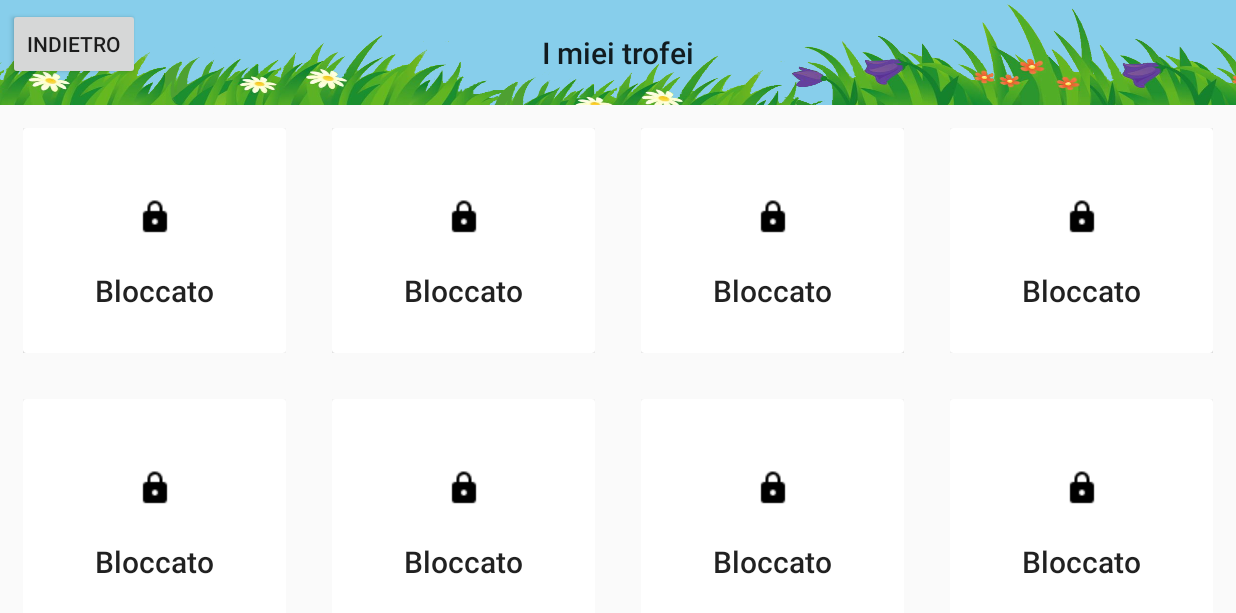
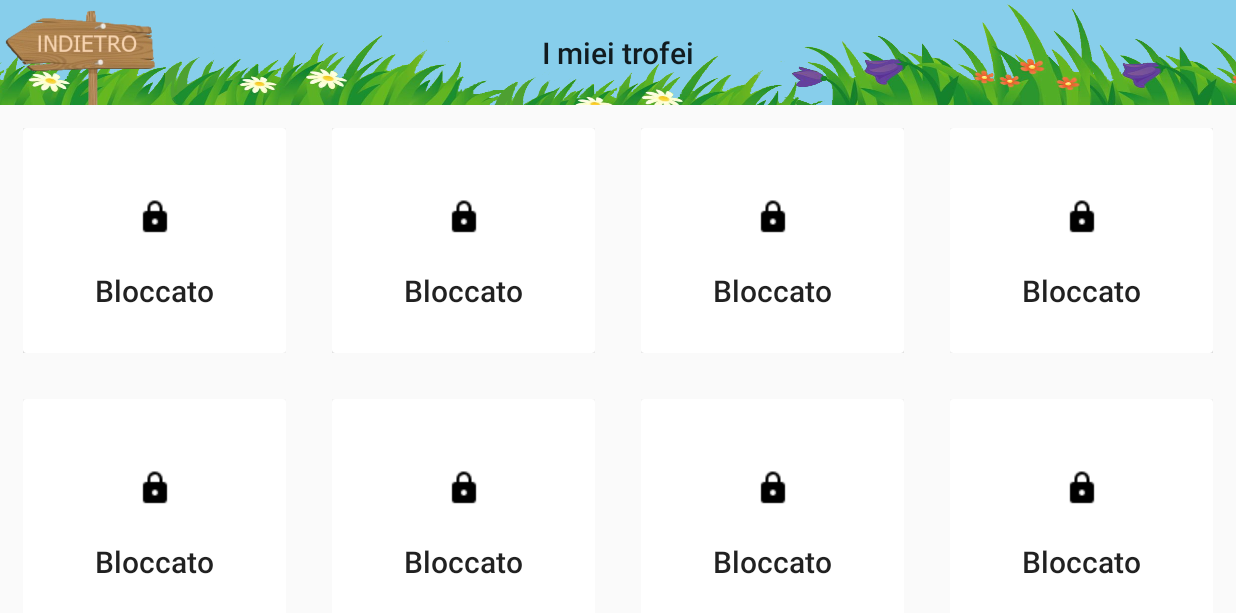
Before and after one commit to ElisaTronetti/DegreeProject, an Android app: the AchievementsActivity screen opened directly, with no data from a screen before it, on a phone screen of 824 x 412 dp (held sideways). Shown: the top 613 px of the screen. Run offline under Robolectric (Android 15) with nearby library versions, the phone set to English and light mode, and no system bars; our stand-ins replace Room's generated code.

Commit message:
Added back button icon

```diff
--- a/DegreeApp/app/src/main/java/com/example/degreeapp/GardenActivity.java
+++ b/DegreeApp/app/src/main/java/com/example/degreeapp/GardenActivity.java
@@ -233,6 +233,7 @@ public class GardenActivity extends AppCompatActivity {
                 Item item = itemViewModel.getItemById(entry.getKey());
                 Picasso.get()
                         .load(item.getImage_url())
+                        .resize(350,350)
                         .placeholder(R.drawable.baseline_lock_black_24dp)
                         .error(R.drawable.baseline_image_not_supported_black_24dp)
                         .into(imageView, new Callback() {
--- a/DegreeApp/app/src/main/res/layout/widget_app_bar.xml
+++ b/DegreeApp/app/src/main/res/layout/widget_app_bar.xml
@@ -1,5 +1,6 @@
 <?xml version="1.0" encoding="utf-8"?>
 <androidx.constraintlayout.widget.ConstraintLayout xmlns:android="http://schemas.android.com/apk/res/android"
+    xmlns:tools="http://schemas.android.com/tools"
     android:layout_width="match_parent"
     android:layout_height="70dp"
     xmlns:app="http://schemas.android.com/apk/res-auto"
@@ -7,22 +8,24 @@
     >
 
     <ImageView
+        android:id="@+id/imageView"
         android:layout_width="wrap_content"
         android:layout_height="match_parent"
+        android:scaleType="fitXY"
         android:src="@drawable/actionbar_background"
-        android:scaleType="fitXY"
         app:layout_constraintEnd_toEndOf="parent"
         app:layout_constraintStart_toStartOf="parent">
     </ImageView>
 
-    <Button
+
+    <ImageView
         android:id="@+id/back"
-        android:layout_width="wrap_content"
-        android:layout_height="wrap_content"
-        android:text="@string/indietro"
+        android:layout_width="112dp"
+        android:layout_height="76dp"
+        android:src="@drawable/back_arrow"
         app:layout_constraintStart_toStartOf="parent"
-        app:layout_constraintTop_toTopOf="parent"
-        android:layout_margin="5dp"/>
+        app:layout_constraintTop_toTopOf="parent">
+    </ImageView>
 
     <TextView
         android:id="@+id/main_title"
```
Also changed, not shown: DegreeApp/app/src/main/res/layout/activity_garden.xml (+8 -1 lines), DegreeApp/app/src/main/res/drawable/back_arrow.png (added), DegreeApp/app/src/main/res/drawable/garden_background.png (added).
